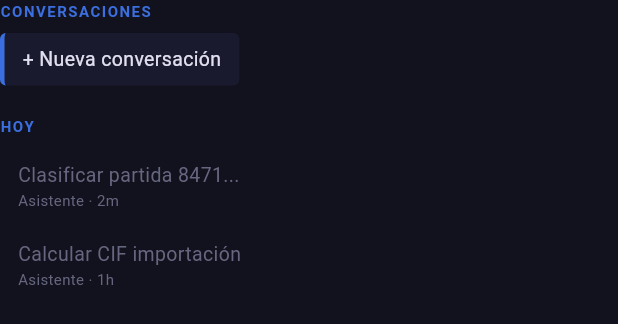
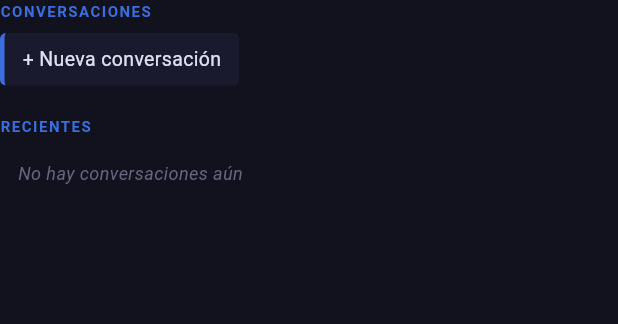
Before and after one commit to lapc506/agentic-core, a Flutter app: the ChatPanelContent widget shown alone on an empty page, opened directly, on a phone screen of 412 x 824 dp. Shown: the top 324 px of the screen. Run offline on Flutter 3.47's test engine with Material 3 defaults, Android fonts, the phone set to English and light mode, and no system bars; our stand-ins replace go_router, google_fonts; missing offline and left inert: flutter_quill, genui, graphic, xterm; network calls fail; Roboto replaces fonts that are missing (Ubuntu).

Commit message:
fix: persist agents volume, remove mock conversations from sidebar

```diff
--- a/ui/lib/shared/ui/organisms/sidebar_panel.dart
+++ b/ui/lib/shared/ui/organisms/sidebar_panel.dart
@@ -27,9 +27,12 @@ class ChatPanelContent extends StatelessWidget {
         _sectionHeader('CONVERSACIONES'),
         _panelItem('+ Nueva conversación', selected: true),
         const SizedBox(height: 16),
-        _sectionHeader('HOY'),
-        _panelItem('Clasificar partida 8471...', subtitle: 'Asistente · 2m'),
-        _panelItem('Calcular CIF importación', subtitle: 'Asistente · 1h'),
+        _sectionHeader('RECIENTES'),
+        const Padding(
+          padding: EdgeInsets.symmetric(horizontal: 12, vertical: 8),
+          child: Text('No hay conversaciones aún',
+            style: TextStyle(color: AgentStudioTheme.textSecondary, fontSize: 12, fontStyle: FontStyle.italic)),
+        ),
       ],
     );
   }
```
Also changed, not shown: 1 other file.
